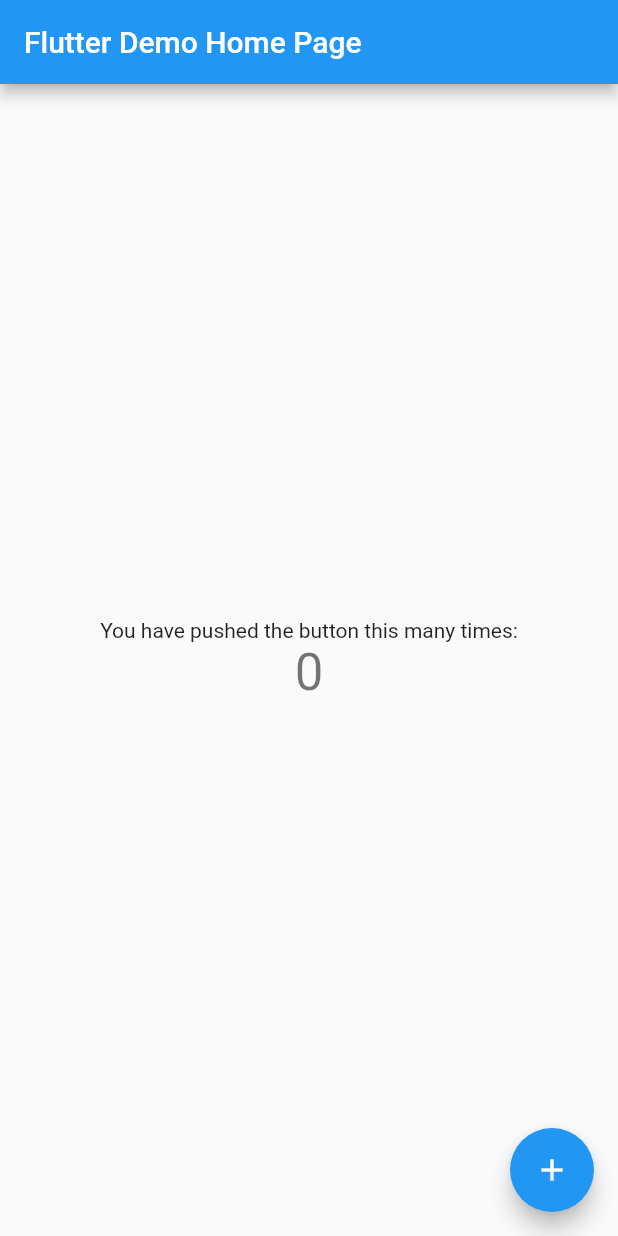
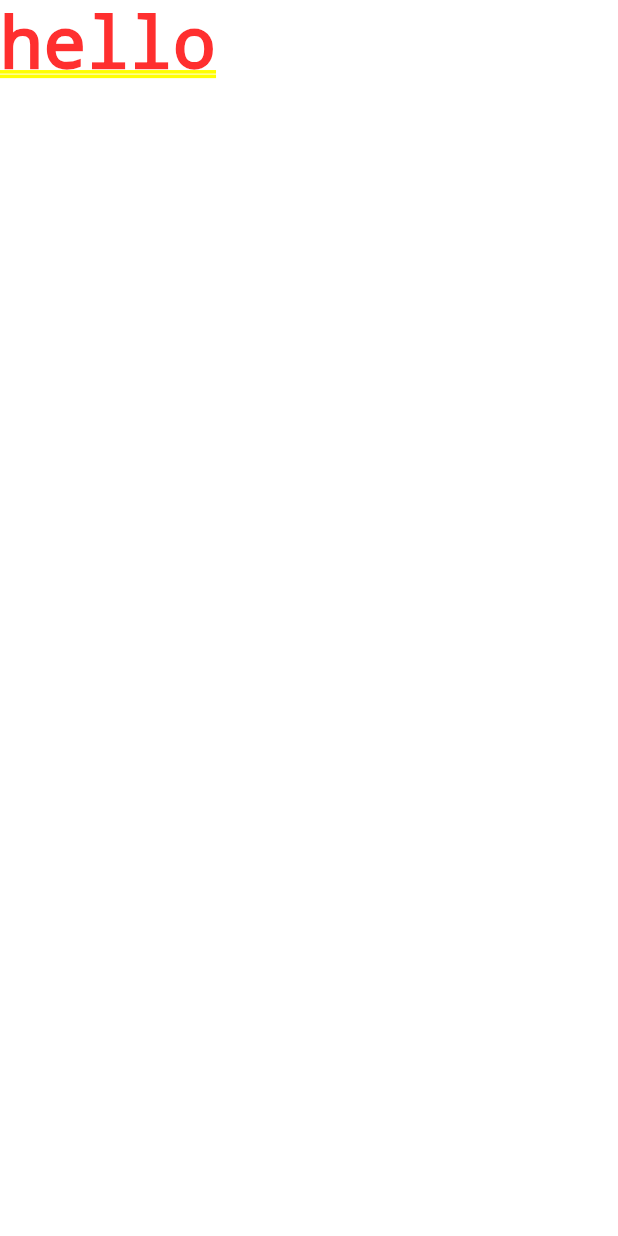
Before and after one commit to fathulaziss/rumah_singgah, a Flutter app: the screen it shows after launch, on a phone screen of 412 x 824 dp. Run offline on Flutter 3.47's test engine with Material 2 defaults, Android fonts, the phone set to English and light mode, and no system bars; our stand-ins replace google_fonts.

Commit message:
fix pod install

```diff
--- a/lib/main.dart
+++ b/lib/main.dart
@@ -1,113 +1,17 @@
 import 'package:flutter/material.dart';
+import 'package:rumah_singgah/ui/pages/splash_page.dart';
 
 void main() {
   runApp(MyApp());
 }
 
 class MyApp extends StatelessWidget {
-  // This widget is the root of your application.
+  const MyApp({Key? key}) : super(key: key);
+
   @override
   Widget build(BuildContext context) {
     return MaterialApp(
-      title: 'Flutter Demo',
-      theme: ThemeData(
-        // This is the theme of your application.
-        //
-        // Try running your application with "flutter run". You'll see the
-        // application has a blue toolbar. Then, without quitting the app, try
-        // changing the primarySwatch below to Colors.green and then invoke
-        // "hot reload" (press "r" in the console where you ran "flutter run",
-        // or simply save your changes to "hot reload" in a Flutter IDE).
-        // Notice that the counter didn't reset back to zero; the application
-        // is not restarted.
-        primarySwatch: Colors.blue,
-      ),
-      home: MyHomePage(title: 'Flutter Demo Home Page'),
+      home: SplashPage(),
     );
   }
 }
-
-class MyHomePage extends StatefulWidget {
-  MyHomePage({Key? key, required this.title}) : super(key: key);
-
-  // This widget is the home page of your application. It is stateful, meaning
-  // that it has a State object (defined below) that contains fields that affect
-  // how it looks.
-
-  // This class is the configuration for the state. It holds the values (in this
-  // case the title) provided by the parent (in this case the App widget) and
-  // used by the build method of the State. Fields in a Widget subclass are
-  // always marked "final".
-
-  final String title;
-
-  @override
-  _MyHomePageState createState() => _MyHomePageState();
-}
-
-class _MyHomePageState extends State<MyHomePage> {
-  int _counter = 0;
-
-  void _incrementCounter() {
-    setState(() {
-      // This call to setState tells the Flutter framework that something has
-      // changed in this State, which causes it to rerun the build method below
-      // so that the display can reflect the updated values. If we changed
-      // _counter without calling setState(), then the build method would not be
-      // called again, and so nothing would appear to happen.
-      _counter++;
-    });
-  }
-
-  @override
-  Widget build(BuildContext context) {
-    // This method is rerun every time setState is called, for instance as done
-    // by the _incrementCounter method above.
-    //
-    // The Flutter framework has been optimized to make rerunning build methods
-    // fast, so that you can just rebuild anything that needs updating rather
-    // than having to individually change instances of widgets.
-    return Scaffold(
-      appBar: AppBar(
-        // Here we take the value from the MyHomePage object that was created by
-        // the App.build method, and use it to set our appbar title.
-        title: Text(widget.title),
-      ),
-      body: Center(
-        // Center is a layout widget. It takes a single child and positions it
-        // in the middle of the parent.
-        child: Column(
-          // Column is also a layout widget. It takes a list of children and
-          // arranges them vertically. By default, it sizes itself to fit its
-          // children horizontally, and tries to be as tall as its parent.
-          //
-          // Invoke "debug painting" (press "p" in the console, choose the
-          // "Toggle Debug Paint" action from the Flutter Inspector in Android
-          // Studio, or the "Toggle Debug Paint" command in Visual Studio Code)
-          // to see the wireframe for each widget.
-          //
-          // Column has various properties to control how it sizes itself and
-          // how it positions its children. Here we use mainAxisAlignment to
-          // center the children vertically; the main axis here is the vertical
-          // axis because Columns are vertical (the cross axis would be
-          // horizontal).
-          mainAxisAlignment: MainAxisAlignment.center,
-          children: <Widget>[
-            Text(
-              'You have pushed the button this many times:',
-            ),
-            Text(
-              '$_counter',
-              style: Theme.of(context).textTheme.headline4,
-            ),
-          ],
-        ),
-      ),
-      floatingActionButton: FloatingActionButton(
-        onPressed: _incrementCounter,
-        tooltip: 'Increment',
-        child: Icon(Icons.add),
-      ), // This trailing comma makes auto-formatting nicer for build methods.
-    );
-  }
-}
--- /dev/null
+++ b/lib/ui/pages/splash_page.dart
@@ -0,0 +1,13 @@
+import 'package:flutter/material.dart';
+
+class SplashPage extends StatelessWidget {
+  const SplashPage({Key? key}) : super(key: key);
+
+  @override
+  Widget build(BuildContext context) {
+    return Container(
+      color: Colors.white,
+      child: Text("hello"),
+    );
+  }
+}
```
Also changed, not shown: 290 other files.
